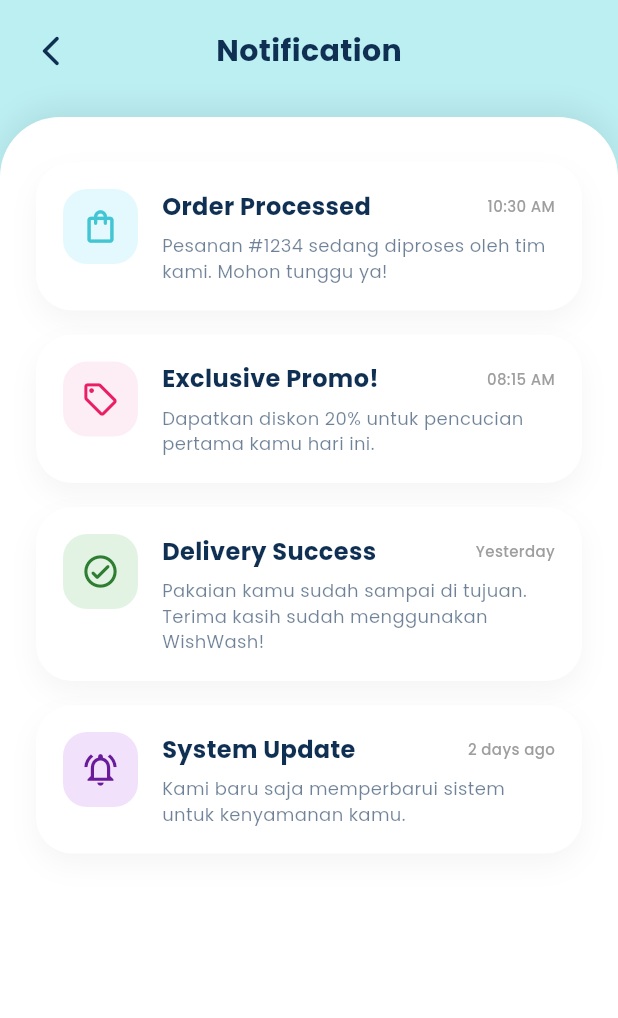
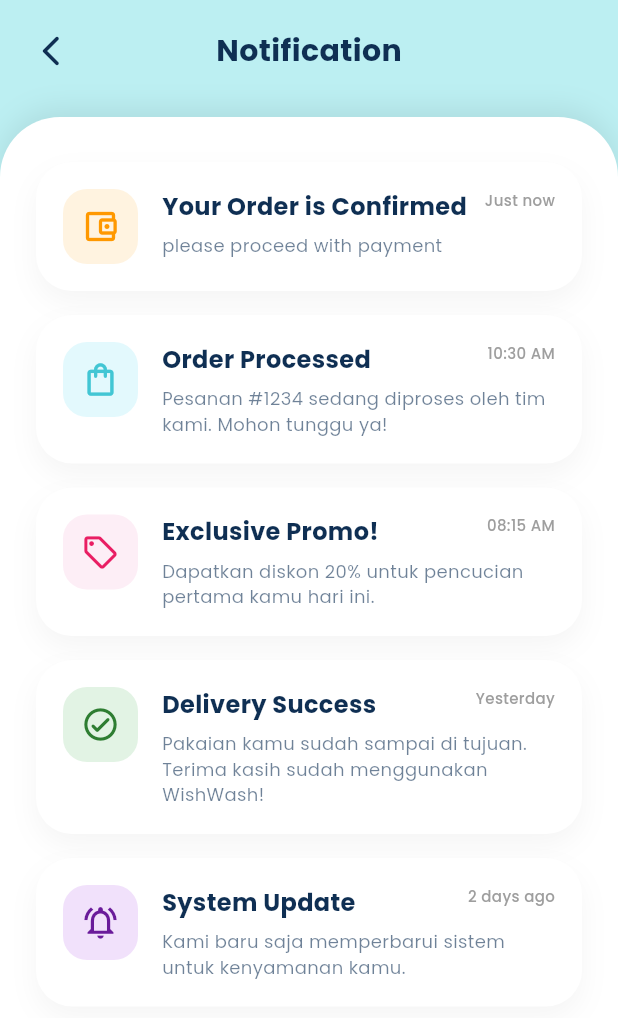
Before and after one commit to PBL-Kelompok6-WishWash/WishWash-Mobile, a Flutter app: the NotificationScreen screen opened directly, on a phone screen of 412 x 824 dp. Shown: the top 1018 px of the screen. Run offline on Flutter 3.47's test engine with Material 3 defaults, Android fonts, the phone set to English and light mode, and no system bars; our stand-ins replace geocoding, geolocator, google_fonts, google_maps_flutter, image_picker, lottie and 2 more; missing offline and left inert: image_gallery_saver_plus; accounts and stored records are empty.

Commit message:
fix sambungan page payment

```diff
--- a/lib/screens/pelanggan/chat/chat_screen.dart
+++ b/lib/screens/pelanggan/chat/chat_screen.dart
@@ -4,7 +4,6 @@ import 'package:mobile/widgets/navbar_pelanggan.dart';
 import 'package:mobile/screens/pelanggan/home/home_screen.dart';
 import 'package:mobile/screens/pelanggan/chat/roomchat.dart';
 import 'package:mobile/screens/pelanggan/profile/profile_screen.dart';
-import 'package:mobile/screens/pelanggan/orders/payment.dart';
 
 class ChatScreen extends StatelessWidget {
   final bool showNavbar;
@@ -98,19 +97,11 @@ class ChatScreen extends StatelessWidget {
                   const SizedBox(height: 16),
 
                   // Courier Cards
-                  GestureDetector(
-                    onTap: () {
-                      Navigator.push(
-                        context,
-                        MaterialPageRoute(builder: (context) => const PaymentScreen()),
-                      );
-                    },
-                    child: _buildCourierCard(
-                      name: 'Jibran Kagabuming',
-                      message: 'titidije, bos',
-                      time: '11:11 am',
-                      navyColor: navyColor,
-                    ),
+                  _buildCourierCard(
+                    name: 'Jibran Kagabuming',
+                    message: 'titidije, bos',
+                    time: '11:11 am',
+                    navyColor: navyColor,
                   ),
                   _buildCourierCard(
                     name: 'Sugeng Saklar',
--- a/lib/screens/pelanggan/home/notifikasi.dart
+++ b/lib/screens/pelanggan/home/notifikasi.dart
@@ -1,5 +1,6 @@
 import 'package:flutter/material.dart';
 import 'package:google_fonts/google_fonts.dart';
+import 'package:mobile/screens/pelanggan/orders/payment.dart';
 
 class NotificationScreen extends StatelessWidget {
   const NotificationScreen({super.key});
@@ -62,6 +63,20 @@ class NotificationScreen extends StatelessWidget {
                 padding: const EdgeInsets.fromLTRB(24, 30, 24, 10),
                 children: [
                   _buildNotificationCard(
+                    icon: Icons.account_balance_wallet_outlined,
+                    title: "Your Order is Confirmed",
+                    description: "please proceed with payment",
+                    time: "Just now",
+                    iconBg: const Color(0xFFFFF3E0),
+                    iconColor: const Color(0xFFFF9800),
+                    onTap: () {
+                      Navigator.push(
+                        context,
+                        MaterialPageRoute(builder: (context) => const PaymentScreen()),
+                      );
+                    },
+                  ),
+                  _buildNotificationCard(
                     icon: Icons.shopping_bag_outlined,
                     title: "Order Processed",
                     description: "Pesanan #1234 sedang diproses oleh tim kami. Mohon tunggu ya!",
@@ -109,8 +124,11 @@ class NotificationScreen extends StatelessWidget {
     required String time,
     required Color iconBg,
     required Color iconColor,
+    VoidCallback? onTap,
   }) {
-    return Container(
+    return GestureDetector(
+      onTap: onTap,
+      child: Container(
       margin: const EdgeInsets.only(bottom: 16),
       padding: const EdgeInsets.all(18),
       decoration: BoxDecoration(
@@ -142,15 +160,21 @@ class NotificationScreen extends StatelessWidget {
               children: [
                 Row(
                   mainAxisAlignment: MainAxisAlignment.spaceBetween,
+                  crossAxisAlignment: CrossAxisAlignment.start,
                   children: [
-                    Text(
-                      title,
-                      style: GoogleFonts.poppins(
-                        fontSize: 16,
-                        fontWeight: FontWeight.bold,
-                        color: const Color(0xFF0F2F53),
+                    Expanded(
+                      child: Text(
+                        title,
+                        style: GoogleFonts.poppins(
+                          fontSize: 16,
+                          fontWeight: FontWeight.bold,
+                          color: const Color(0xFF0F2F53),
+                        ),
+                        maxLines: 2,
+                        overflow: TextOverflow.ellipsis,
                       ),
                     ),
+                    const SizedBox(width: 8),
                     Text(
                       time,
                       style: GoogleFonts.poppins(
@@ -175,6 +199,7 @@ class NotificationScreen extends StatelessWidget {
           ),
         ],
       ),
+      ),
     );
   }
 }
```
